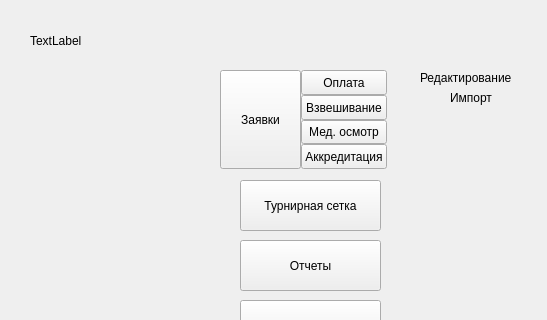
BarsukAlexey/xelarogi, file TournamentManager/tournamentadmindialog.ui: the form before one commit; both pictures show x 0 to 547 and y 0 to 320 of the 669 by 459 pixel window.
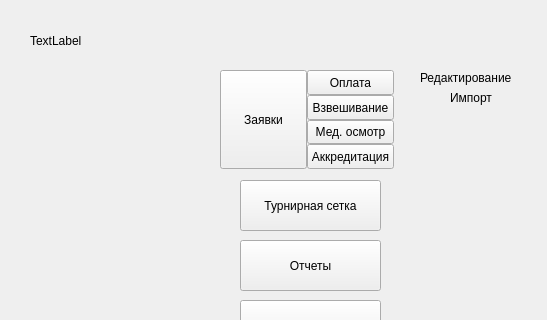
The form after the commit.

```diff
--- a/TournamentManager/tournamentadmindialog.ui
+++ b/TournamentManager/tournamentadmindialog.ui
@@ -107,12 +107,12 @@
     <string>TextLabel</string>
    </property>
   </widget>
-  <widget class="QWidget" name="">
+  <widget class="QWidget" name="layoutWidget">
    <property name="geometry">
     <rect>
      <x>220</x>
      <y>70</y>
-     <width>167</width>
+     <width>174</width>
      <height>99</height>
     </rect>
    </property>
```
Left out of the diff: 2 changed lines with no effect on the pictures.
